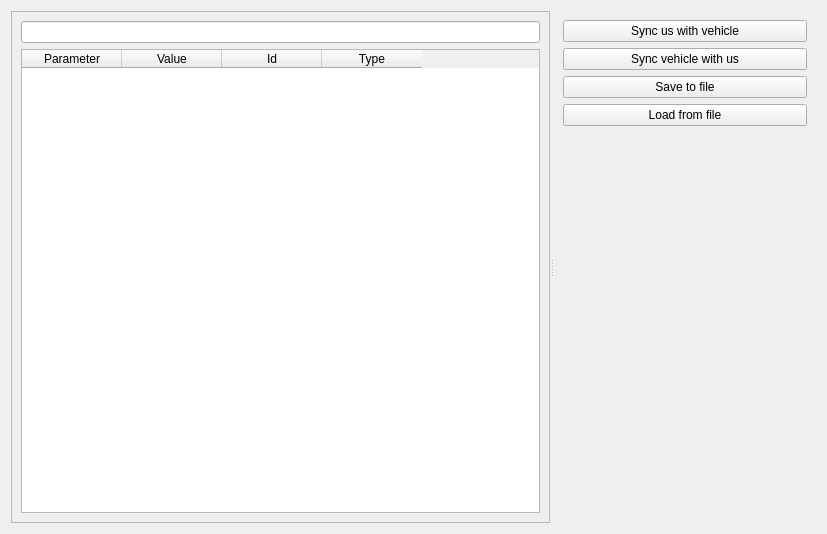
Enem-20/CGS, file parameterlist.ui: the form before one commit.
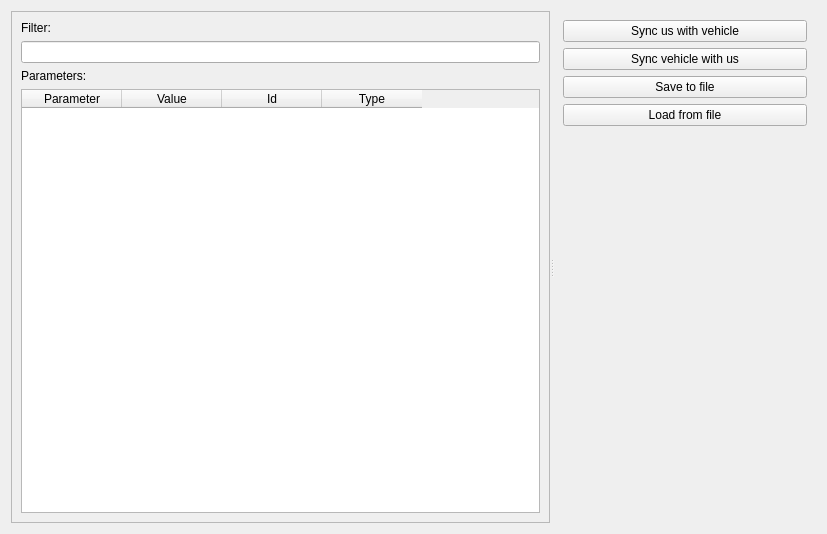
The form after the commit.

Commit message: Added labels and title name for ParameterList

Diff of the .ui file:
```diff
--- a/parameterlist.ui
+++ b/parameterlist.ui
@@ -27,9 +27,23 @@
        <enum>QFrame::Raised</enum>
       </property>
       <layout class="QVBoxLayout" name="verticalLayout_2">
+       <item>
+        <widget class="QLabel" name="label">
+         <property name="text">
+          <string>Filter:</string>
+         </property>
+        </widget>
+       </item>
        <item>
         <widget class="QLineEdit" name="lineEdit"/>
        </item>
+       <item>
+        <widget class="QLabel" name="label_2">
+         <property name="text">
+          <string>Parameters:</string>
+         </property>
+        </widget>
+       </item>
        <item>
         <widget class="QTableWidget" name="parameterList">
          <property name="sizeAdjustPolicy">
```
The commit also changes 1 other file.
